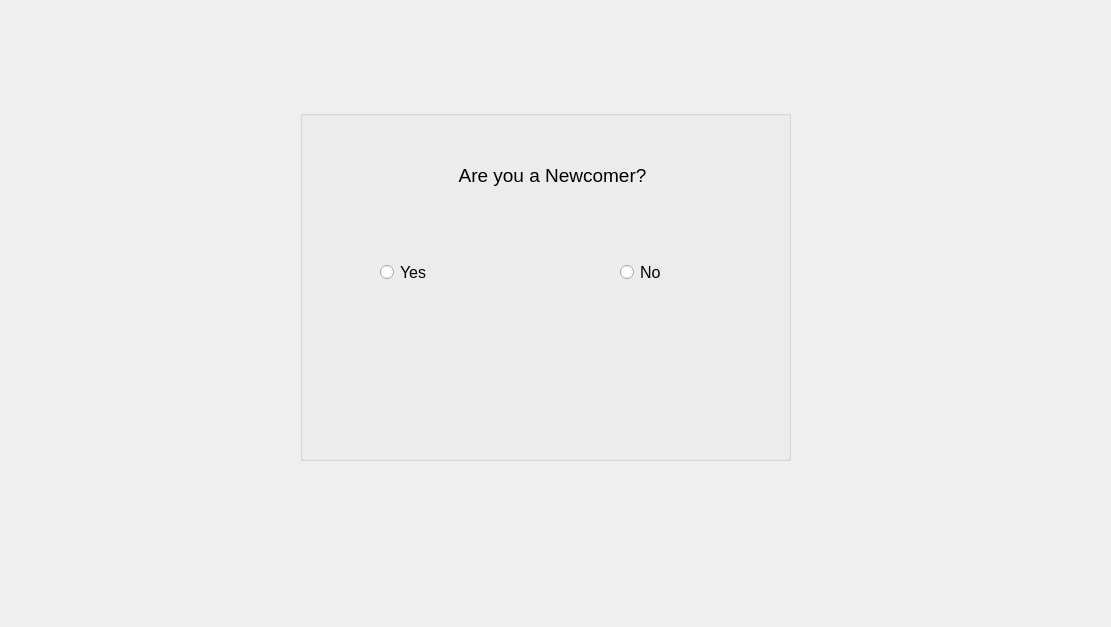
Before: the Qt Designer form H_Capstone/h_newcomeryn.ui in akshadamodak06/CapstoneP3, drawn with Qt 5.
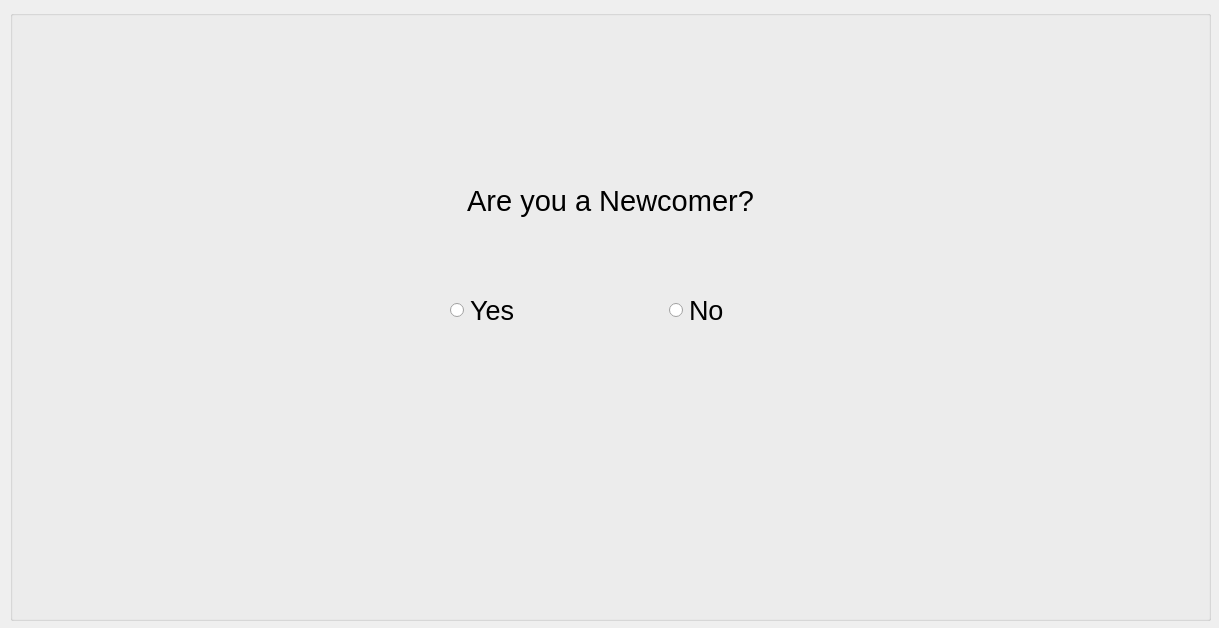
After: the same form once the commit is applied.

```diff
--- a/H_Capstone/h_newcomeryn.ui
+++ b/H_Capstone/h_newcomeryn.ui
@@ -6,8 +6,8 @@
    <rect>
     <x>0</x>
     <y>0</y>
-    <width>1111</width>
-    <height>627</height>
+    <width>1219</width>
+    <height>628</height>
    </rect>
   </property>
   <property name="windowTitle">
@@ -16,10 +16,10 @@
   <widget class="QGroupBox" name="groupBox">
    <property name="geometry">
     <rect>
-     <x>300</x>
-     <y>110</y>
-     <width>491</width>
-     <height>351</height>
+     <x>10</x>
+     <y>10</y>
+     <width>1201</width>
+     <height>611</height>
     </rect>
    </property>
    <property name="title">
@@ -28,15 +28,15 @@
    <widget class="QLabel" name="label">
     <property name="geometry">
      <rect>
-      <x>102</x>
-      <y>50</y>
-      <width>301</width>
-      <height>31</height>
+      <x>380</x>
+      <y>160</y>
+      <width>441</width>
+      <height>61</height>
      </rect>
     </property>
     <property name="font">
      <font>
-      <pointsize>14</pointsize>
+      <pointsize>22</pointsize>
      </font>
     </property>
     <property name="text">
@@ -46,41 +46,41 @@
      <set>Qt::AlignCenter</set>
     </property>
    </widget>
+   <widget class="QWidget" name="">
+    <property name="geometry">
+     <rect>
+      <x>440</x>
+      <y>270</y>
+      <width>431</width>
+      <height>61</height>
+     </rect>
+    </property>
+    <layout class="QHBoxLayout" name="horizontalLayout">
+     <item>
    <widget class="QRadioButton" name="Yes">
-    <property name="geometry">
-     <rect>
-      <x>80</x>
-      <y>150</y>
-      <width>110</width>
-      <height>24</height>
-     </rect>
-    </property>
     <property name="font">
      <font>
-      <pointsize>12</pointsize>
+         <pointsize>20</pointsize>
      </font>
     </property>
     <property name="text">
      <string>Yes</string>
     </property>
    </widget>
+     </item>
+     <item>
    <widget class="QRadioButton" name="No">
-    <property name="geometry">
-     <rect>
-      <x>320</x>
-      <y>150</y>
-      <width>110</width>
-      <height>24</height>
-     </rect>
-    </property>
     <property name="font">
      <font>
-      <pointsize>12</pointsize>
+         <pointsize>20</pointsize>
      </font>
     </property>
     <property name="text">
      <string>No</string>
     </property>
+      </widget>
+     </item>
+    </layout>
    </widget>
   </widget>
  </widget>
```
Lines whose indentation alone changed are shown as unchanged.
